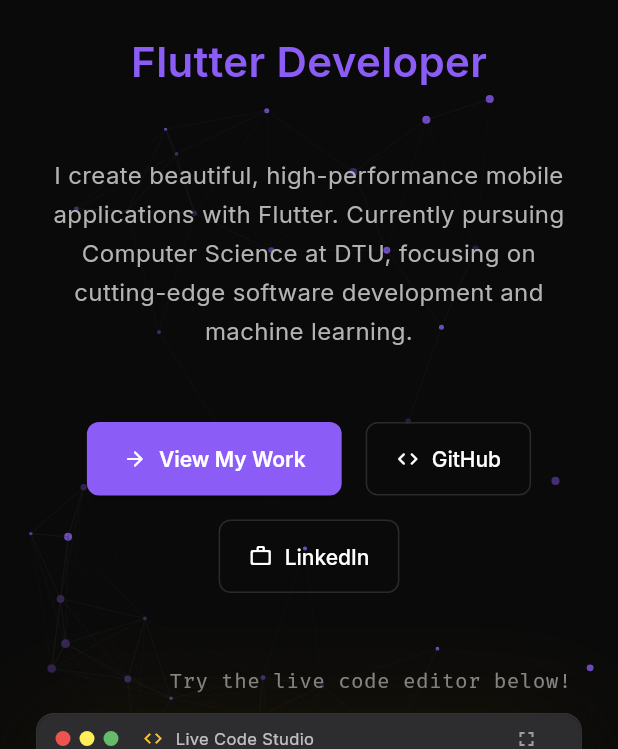
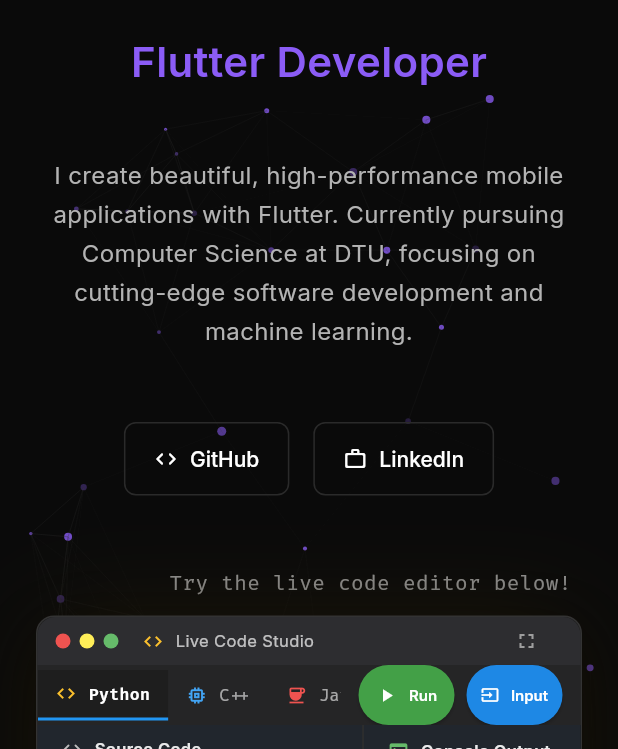
Before and after one commit to akshat2474/Portfolio, a Flutter app: the screen it shows after launch, on a phone screen of 412 x 824 dp, the part 487-1236 px from its top. Run offline on Flutter 3.47's test engine with Material 3 defaults, Android fonts, the phone set to English and light mode, and no system bars; drawn by our look-alikes of animated_text_kit; our stand-ins replace flutter_dotenv, flutter_highlight, flutter_svg, google_fonts, visibility_detector; missing offline and left inert: code_text_field, highlight; statements that could not run were skipped.

```diff
--- a/lib/widgets/about_me.dart
+++ b/lib/widgets/about_me.dart
@@ -222,11 +222,6 @@ class AboutMeSection extends StatelessWidget {
       runSpacing: 16,
       alignment: WrapAlignment.center,
       children: [
-        _buildPrimaryButton(
-          'View My Work',
-          Icons.arrow_forward_rounded,
-          onViewWorkPressed,
-        ),
         _buildSecondaryButton(
           'GitHub',
           Icons.code_rounded,
@@ -241,21 +236,6 @@ class AboutMeSection extends StatelessWidget {
     );
   }
 
-  Widget _buildPrimaryButton(
-      String text, IconData icon, VoidCallback onPressed) {
-    return ElevatedButton.icon(
-      onPressed: onPressed,
-      icon: Icon(icon, color: Colors.white, size: 16),
-      label: Text(text),
-      style: ElevatedButton.styleFrom(
-        backgroundColor: AppTheme.AppTheme.primaryColor,
-        foregroundColor: Colors.white,
-        padding: const EdgeInsets.symmetric(horizontal: 24, vertical: 16),
-        textStyle: GoogleFonts.inter(fontSize: 14, fontWeight: FontWeight.w600),
-        shape: RoundedRectangleBorder(borderRadius: BorderRadius.circular(8)),
-      ),
-    );
-  }
 
   Widget _buildSecondaryButton(
       String text, IconData icon, VoidCallback onPressed) {
```
Also changed, not shown: lib/widgets/personal_interests.dart (+5 -3 lines).
